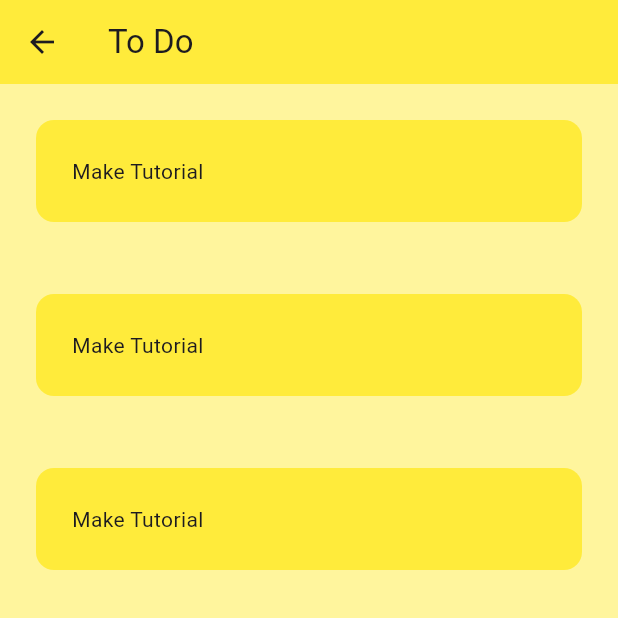
After one commit to shamiul110107/Flutter-Learning, a Flutter app: the ToDoList screen opened by its route, on a phone screen of 412 x 824 dp, the top half of it. The commit adds this screen. Run offline on Flutter 3.47's test engine with Material 3 defaults, Android fonts, the phone set to English and light mode, and no system bars.

Commit message:
todo list

```diff
--- /dev/null
+++ b/lib/Util/todo_tile.dart
@@ -0,0 +1,20 @@
+ import 'package:flutter/material.dart';
+
+class TodoTile extends StatelessWidget {
+  TodoTile({super.key});
+
+  @override
+  Widget build(BuildContext context) {
+    return Padding(
+      padding: const EdgeInsets.all(24.0),
+      child: Container(
+        padding: EdgeInsets.all(24),
+        child: Text("Make Tutorial"),
+        decoration: BoxDecoration(
+          color: Colors.yellow,
+          borderRadius: BorderRadius.circular(12)
+        ),
+      ),
+    );
+  }
+}
--- a/lib/main.dart
+++ b/lib/main.dart
@@ -7,6 +7,7 @@ import 'package:sample_flutter/pages/homePage.dart';
 import 'package:sample_flutter/pages/profilePage.dart';
 import 'package:sample_flutter/pages/second_page.dart';
 import 'package:sample_flutter/pages/settingsPage.dart';
+import 'package:sample_flutter/pages/todo_page.dart';
 
 void main() {
   //runApp(const MyListViewApp());
@@ -31,7 +32,8 @@ class MyApp extends StatelessWidget {
         "/homePage": (context) => HomePage("drawer"),
         "/settingsPage": (context) => SettingsPage("drawer"),
         "/profilePage": (context) => ProfilePage("drawer"),
-        "/calculatorPage": (context) => Calculator()
+        "/calculatorPage": (context) => Calculator(),
+        "/todolist": (context) => ToDoList(),
       },
     );
   }
--- a/lib/pages/first_page.dart
+++ b/lib/pages/first_page.dart
@@ -55,6 +55,13 @@ class _FirstPageState extends State<FirstPage> {
                 Navigator.pop(context);
                 Navigator.pushNamed(context, "/settingsPage");
               }),
+          ListTile(
+              leading: Icon(Icons.work),
+              title: Text("To Do"),
+              onTap: () {
+                Navigator.pop(context);
+                Navigator.pushNamed(context, "/todolist");
+              }),
         ]),
       ),
       backgroundColor: Colors.white,
--- /dev/null
+++ b/lib/pages/todo_page.dart
@@ -0,0 +1,33 @@
+import 'package:flutter/material.dart';
+
+import '../Util/todo_tile.dart';
+
+class ToDoList extends StatefulWidget {
+  @override
+  State<ToDoList> createState() => _ToDoListState();
+}
+
+class _ToDoListState extends State<ToDoList> {
+  TextEditingController controller = TextEditingController();
+  void onPressed() {
+    setState(() {
+    });
+  }
+  @override
+  Widget build(BuildContext context) {
+    return Scaffold(
+      backgroundColor: Colors.yellow[200],
+      appBar: AppBar(
+          backgroundColor: Colors.yellow,
+          title: Text('To Do')
+      ),
+      body: ListView(
+        children: [
+          TodoTile(),
+          TodoTile(),
+          TodoTile()
+        ],
+      ),
+    );
+  }
+}
```
